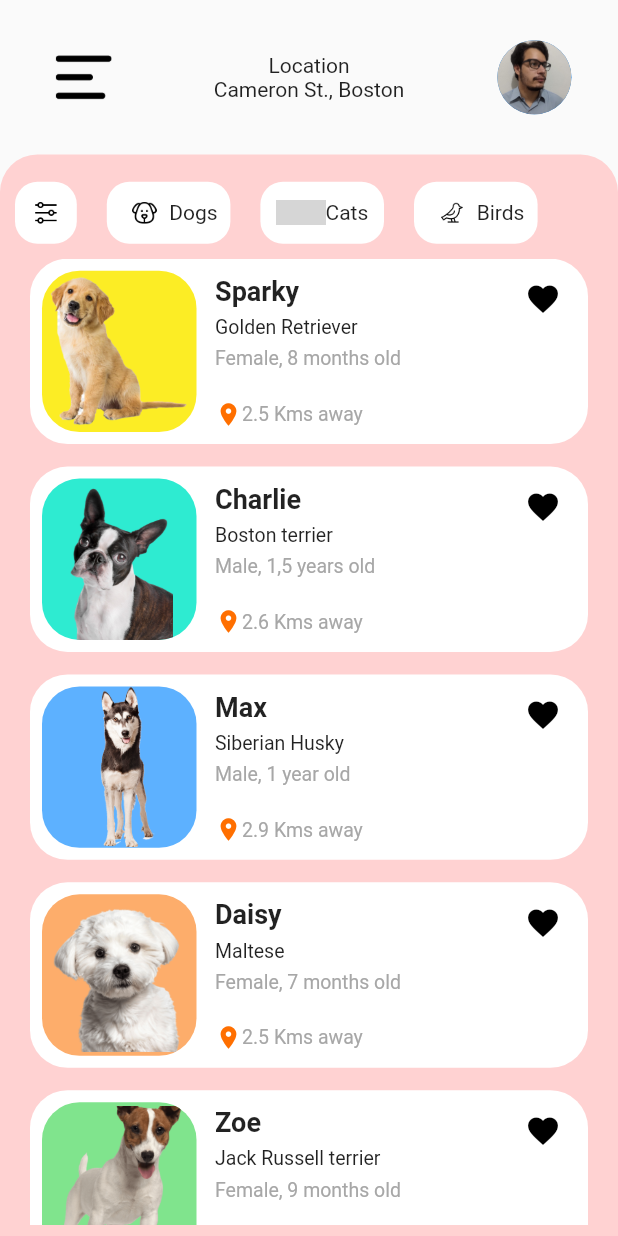
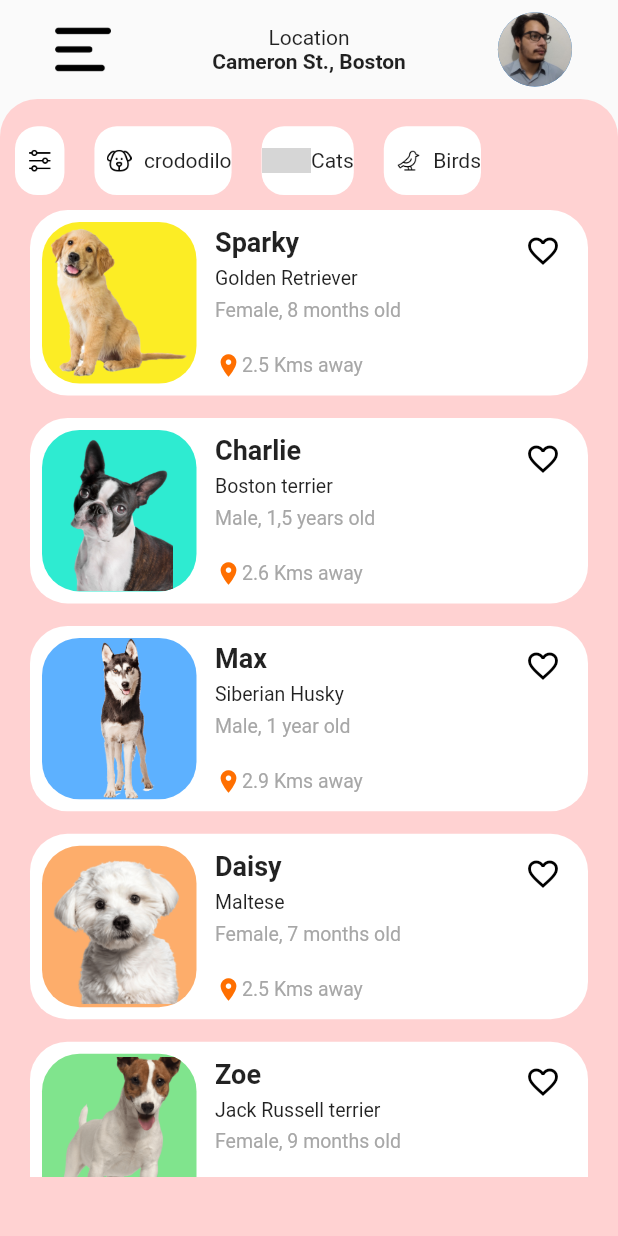
Before and after one commit to Shinibak/Challenge02-Fteam, a Flutter app: the screen it shows after launch, on a phone screen of 412 x 824 dp. Run offline on Flutter 3.47's test engine with Material 2 defaults, Android fonts, the phone set to English and light mode, and no system bars; grey boxes are pictures that could not be loaded.

Commit message:
refatorando o codigo

```diff
--- /dev/null
+++ b/lib/src/mocap/buttons_data.dart
@@ -0,0 +1,8 @@
+import 'package:challenge02_fteam/src/models/button_modal.dart';
+
+List<ButtonModal> buttonsDataList = [
+  const ButtonModal(text: '', icon: 'images/Icons/options.png'),
+  const ButtonModal(text: 'crododilo', icon: 'images/Icons/Dogs.png'),
+  const ButtonModal(text: 'Cats', icon: 'images/Icons/Cats.png'),
+  const ButtonModal(text: 'Birds', icon: 'images/Icons/Birds.png')
+];
--- a/lib/src/mocap/pets_data.dart
+++ b/lib/src/mocap/pets_data.dart
@@ -1,8 +1,8 @@
-import 'package:challenge02_fteam/src/models/pets_adopt_model.dart';
+import 'package:challenge02_fteam/src/models/pet_adopt_model.dart';
 import 'package:flutter/material.dart';
 
-List<PetsAdoptModel> petsDataList = [
-  PetsAdoptModel(
+List<PetAdoptModel> petsDataList = [
+  const PetAdoptModel(
     name: 'Sparky',
     location: '2.5 Kms away',
     race: 'Golden Retriever',
@@ -18,9 +18,9 @@ List<PetsAdoptModel> petsDataList = [
     ],
     description:
         'Of British origin, known for being very docile and companion, the Golden Retriever is considered by many to be the “dream dog”. Quite intelligent, ready to learn tricks and often used as guide dogs, the Golden is an active dog that likes to help and please everyone (including those he doesn t know so well). He loves tricks and needs a lot of attention and free time to spend his energy. He is also a great swimmer and a favorite of several families, something that has made his popularity very high in recent decades here in Brazil and around the world.',
-    cor: const Color.fromARGB(255, 252, 237, 37),
+    cor: Color.fromARGB(255, 252, 237, 37),
   ),
-  PetsAdoptModel(
+  const PetAdoptModel(
     name: 'Charlie',
     location: '2.6 Kms away',
     race: 'Boston terrier',
@@ -36,9 +36,9 @@ List<PetsAdoptModel> petsDataList = [
     ],
     description:
         'He is very similar to the French Bulldog, but in fact, the Boston Terrier has some unique characteristics. Quite intelligent, the puppy of this breed is full of life and affectionate, so it loves leisure time with its human family. This is a dog that loves to play and have fun with his tutors. Therefore, living with a small Boston Terrier can be very simple and pleasant. After all, he is a great companion for all times and circumstances.',
-    cor: const Color.fromARGB(255, 46, 235, 209),
+    cor: Color.fromARGB(255, 46, 235, 209),
   ),
-  PetsAdoptModel(
+  const PetAdoptModel(
     name: 'Max',
     location: '2.9 Kms away',
     race: 'Siberian Husky',
@@ -54,9 +54,9 @@ List<PetsAdoptModel> petsDataList = [
     ],
     description:
         'Breed Standard: A description of the ideal dog of each recognized breed, to serve as an ideal against which dogs are judged at shows, originally laid down by a parent breed club and accepted officially by national or international bodies.',
-    cor: const Color.fromARGB(255, 93, 177, 255),
+    cor: Color.fromARGB(255, 93, 177, 255),
   ),
-  PetsAdoptModel(
+  const PetAdoptModel(
     name: 'Daisy',
     location: '2.5 Kms away',
     race: 'Maltese',
@@ -72,9 +72,9 @@ List<PetsAdoptModel> petsDataList = [
     ],
     description:
         'Breed Standard: A description of the ideal dog of each recognized breed, to serve as an ideal against which dogs are judged at shows, originally laid down by a parent breed club and accepted officially by national or international bodies.',
-    cor: const Color.fromARGB(255, 253, 173, 107),
+    cor: Color.fromARGB(255, 253, 173, 107),
   ),
-  PetsAdoptModel(
+  const PetAdoptModel(
     name: 'Zoe',
     location: '2.5 Kms away',
     race: 'Jack Russell terrier',
@@ -88,6 +88,6 @@ List<PetsAdoptModel> petsDataList = [
     ],
     description:
         'Everyone loves having that friend who, wherever you call him, he says "let s go". In the canine world, this friend who agrees with everything exists and is called Jack Russell Terrier. The puppy of this breed does not stop for a moment, being always connected to 330v — it is not even 220v — and loves tutors with similar energy. The name Terrier conveys a lot about the characteristics of the breed. An excellent hunter, this little dog loves to investigate any hole he finds ahead and is extremely independent. When you re interested in something, you only stop after you ve conquered it. You can already see that the limit is not really your thing.',
-    cor: const Color.fromARGB(255, 128, 228, 141),
+    cor: Color.fromARGB(255, 128, 228, 141),
   ),
 ];
--- /dev/null
+++ b/lib/src/models/button_modal.dart
@@ -0,0 +1,9 @@
+class ButtonModal {
+  final String text;
+  final String icon;
+
+  const ButtonModal({
+    required this.text,
+    required this.icon,
+  });
+}
--- a/lib/src/models/pets_adopt_model.dart
+++ b/lib/src/models/pet_adopt_model.dart
@@ -1,6 +1,6 @@
 import 'package:flutter/animation.dart';
 
-class PetsAdoptModel {
+class PetAdoptModel {
   final String name;
   final String location;
   final String race;
@@ -10,7 +10,7 @@ class PetsAdoptModel {
   final String description;
   final Color cor;
 
-  PetsAdoptModel({
+  const PetAdoptModel({
     required this.name,
     required this.location,
     required this.race,
--- a/lib/src/theme/theme_constants.dart
+++ b/lib/src/theme/theme_constants.dart
@@ -2,4 +2,5 @@ import 'package:flutter/material.dart';
 
 ThemeData lightTheme = ThemeData(
   fontFamily: 'Roboto',
+
 );
--- a/lib/src/views/home_page.dart
+++ b/lib/src/views/home_page.dart
@@ -1,7 +1,9 @@
 import 'package:challenge02_fteam/src/mocap/pets_data.dart';
+import 'package:challenge02_fteam/src/widgets/custom_appbar_widget.dart';
 import 'package:challenge02_fteam/src/widgets/custom_button_widget.dart';
 import 'package:challenge02_fteam/src/widgets/custom_card_widget.dart';
 import 'package:flutter/material.dart';
+import '../mocap/buttons_data.dart';
 
 class HomePage extends StatelessWidget {
   const HomePage({super.key});
@@ -10,44 +12,13 @@ class HomePage extends StatelessWidget {
   Widget build(BuildContext context) {
     var screenSize = MediaQuery.of(context).size;
     final listPets = petsDataList;
+    final buttons = buttonsDataList;
 
     return Scaffold(
       body: Column(
         children: [
+          const CustomAppBarWidget(),
           Expanded(
-            flex: 1,
-            child: Row(
-              mainAxisAlignment: MainAxisAlignment.spaceAround,
-              children: [
-                SizedBox(
-                  child: SizedBox(
-                    height: screenSize.height * 0.08,
-                    width: screenSize.width * 0.12,
-                    child: Image.asset(
-                      'images/Icons/menus.png',
-                    ),
-                  ),
-                ),
-                Column(
-                  mainAxisAlignment: MainAxisAlignment.center,
-                  children: const [
-                    Text('Location'),
-                    Text('Cameron St., Boston'),
-                  ],
-                ),
-                SizedBox(
-                  height: screenSize.height * 0.08,
-                  width: screenSize.width * 0.12,
-                  child: const CircleAvatar(
-                    backgroundImage: AssetImage('images/avatar/felipe.png'),
-                    radius: 50.0,
-                  ),
-                ),
-              ],
-            ),
-          ),
-          Expanded(
-            flex: 7,
             child: Container(
               decoration: const BoxDecoration(
                 color: Color.fromARGB(255, 255, 210, 210),
@@ -61,22 +32,21 @@ class HomePage extends StatelessWidget {
                   SizedBox(
                     height: screenSize.height * 0.01,
                   ),
-
-                  Row(
-                    children: const [
-                      CustomButton(text: '', icon: 'images/Icons/options.png'),
-                      CustomButton(text: 'Dogs', icon: 'images/Icons/Dogs.png'),
-                      CustomButton(text: 'Cats', icon: 'images/Icons/Cats.png'),
-                      CustomButton(
-                          text: 'Birds', icon: 'images/Icons/Birds.png'),
-                    ],
+                  SizedBox(
+                    height: screenSize.height * 0.08,
+                    child: ListView.builder(
+                      scrollDirection: Axis.horizontal,
+                      itemCount: buttons.length,
+                      itemBuilder: (BuildContext context, int index) {
+                        return CustomButtonWidget(buttonsList: buttons[index]);
+                      },
+                    ),
                   ),
                   Container(
                     decoration: const BoxDecoration(),
                     height: screenSize.height * 0.782,
                     child: ListView.builder(
                       scrollDirection: Axis.vertical,
-                      shrinkWrap: true,
                       itemCount: listPets.length,
                       itemBuilder: (BuildContext context, int index) {
                         return InkWell(
@@ -84,7 +54,7 @@ class HomePage extends StatelessWidget {
                             Navigator.pushNamed(context, '/two',
                                 arguments: listPets[index]);
                           },
-                          child: CustomCard(petsData: listPets[index]),
+                          child: CustomCardWidget(petsData: listPets[index]),
                         );
                       },
                     ),
--- /dev/null
+++ b/lib/src/widgets/custom_appbar_widget.dart
@@ -0,0 +1,42 @@
+import 'package:flutter/material.dart';
+
+class CustomAppBarWidget extends StatelessWidget {
+  const CustomAppBarWidget({super.key});
+
+  @override
+  Widget build(BuildContext context) {
+    final screenSize = MediaQuery.of(context).size;
+    return Row(
+      mainAxisAlignment: MainAxisAlignment.spaceAround,
+      children: [
+        SizedBox(
+          child: SizedBox(
+            height: screenSize.height * 0.08,
+            width: screenSize.width * 0.12,
+            child: Image.asset(
+              'images/Icons/menus.png',
+            ),
+          ),
+        ),
+        Column(
+          mainAxisAlignment: MainAxisAlignment.center,
+          children: const [
+            Text('Location'),
+            Text(
+              'Cameron St., Boston',
+              style: TextStyle(fontWeight: FontWeight.bold),
+            ),
+          ],
+        ),
+        SizedBox(
+          height: screenSize.height * 0.08,
+          width: screenSize.width * 0.12,
+          child: const CircleAvatar(
+            backgroundImage: AssetImage('images/avatar/felipe.png'),
+            radius: 50.0,
+          ),
+        ),
+      ],
+    );
+  }
+}
--- a/lib/src/widgets/custom_button_widget.dart
+++ b/lib/src/widgets/custom_button_widget.dart
@@ -1,41 +1,32 @@
+import 'package:challenge02_fteam/src/models/button_modal.dart';
 import 'package:flutter/material.dart';
 
-class CustomButton extends StatefulWidget {
-  final text;
-  final icon;
-  const CustomButton({
+class CustomButtonWidget extends StatelessWidget {
+  final ButtonModal buttonsList;
+  const CustomButtonWidget({
     super.key,
-    this.text,
-    this.icon,
+    required this.buttonsList,
   });
 
   @override
-  State<CustomButton> createState() => _CustomButtonState();
-}
-
-class _CustomButtonState extends State<CustomButton> {
-  @override
   Widget build(BuildContext context) {
-    var screenSize = MediaQuery.of(context).size;
+   final screenSize = MediaQuery.of(context).size;
     return Container(
+      height: screenSize.height * 0.05,
       decoration: BoxDecoration(
         color: Colors.white,
         borderRadius: BorderRadius.circular(15),
       ),
       margin: const EdgeInsets.all(10.0),
-      height: screenSize.height * 0.05,
-      width: widget.text.toString().isEmpty
-          ? screenSize.width * 0.10
-          : screenSize.width * 0.20,
       child: Row(
         mainAxisAlignment: MainAxisAlignment.center,
         children: [
           SizedBox(
             height: screenSize.height * 0.02,
             width: screenSize.width * 0.08,
-            child: Image.asset(widget.icon),
+            child: Image.asset(buttonsList.icon),
           ),
-          Text(widget.text),
+          Text(buttonsList.text),
         ],
       ),
     );
--- a/lib/src/widgets/custom_card_widget.dart
+++ b/lib/src/widgets/custom_card_widget.dart
@@ -1,28 +1,27 @@
-import 'package:challenge02_fteam/src/models/pets_adopt_model.dart';
+import 'package:challenge02_fteam/src/models/pet_adopt_model.dart';
 import 'package:flutter/material.dart';
 
-class CustomCard extends StatefulWidget {
-  final PetsAdoptModel petsData;
-  const CustomCard({super.key, required this.petsData});
+class CustomCardWidget extends StatefulWidget {
+  final PetAdoptModel petsData;
+  const CustomCardWidget({super.key, required this.petsData});
 
   @override
-  State<CustomCard> createState() => _CustomCardState();
+  State<CustomCardWidget> createState() => _CustomCardWidgetState();
 }
 
-class _CustomCardState extends State<CustomCard> {
+class _CustomCardWidgetState extends State<CustomCardWidget> {
   bool ontap = false;
 
   @override
   Widget build(BuildContext context) {
-    var screenSize = MediaQuery.of(context).size;
+    final screenSize = MediaQuery.of(context).size;
     return Container(
+      height: screenSize.height * 0.15,
       decoration: BoxDecoration(
         color: Colors.white,
         borderRadius: BorderRadius.circular(25),
       ),
       margin: const EdgeInsets.fromLTRB(20, 0, 20, 15),
-      height: screenSize.height * 0.15,
-      width: screenSize.width,
       child: Padding(
         padding: const EdgeInsets.all(8.0),
         child: Row(
@@ -33,6 +32,8 @@ class _CustomCardState extends State<CustomCard> {
               child: Row(
                 children: [
                   Container(
+                    height: screenSize.height * 0.15,
+                    width: screenSize.width * 0.25,
                     decoration: BoxDecoration(
                       color: widget.petsData.cor,
                       borderRadius: BorderRadius.circular(25),
@@ -40,8 +41,6 @@ class _CustomCardState extends State<CustomCard> {
                         image: ExactAssetImage(widget.petsData.photos[0]),
                       ),
                     ),
-                    height: screenSize.height * 0.15,
-                    width: screenSize.width * 0.25,
                   ),
                   SizedBox(
                     width: screenSize.width * 0.03,
@@ -106,7 +105,7 @@ class _CustomCardState extends State<CustomCard> {
                         );
                       },
                       child: Icon(
-                        Icons.favorite,
+                        Icons.favorite_border_outlined,
                         color: ontap ? Colors.red : Colors.black,
                       ),
                     ),
```
Also changed, not shown: lib/src/views/adopt_page.dart (+28 -28 lines), lib/src/widgets/custom_container_image_widget.dart (+6 -11 lines), lib/src/widgets/custom_favorite_widget.dart (+5 -5 lines).
